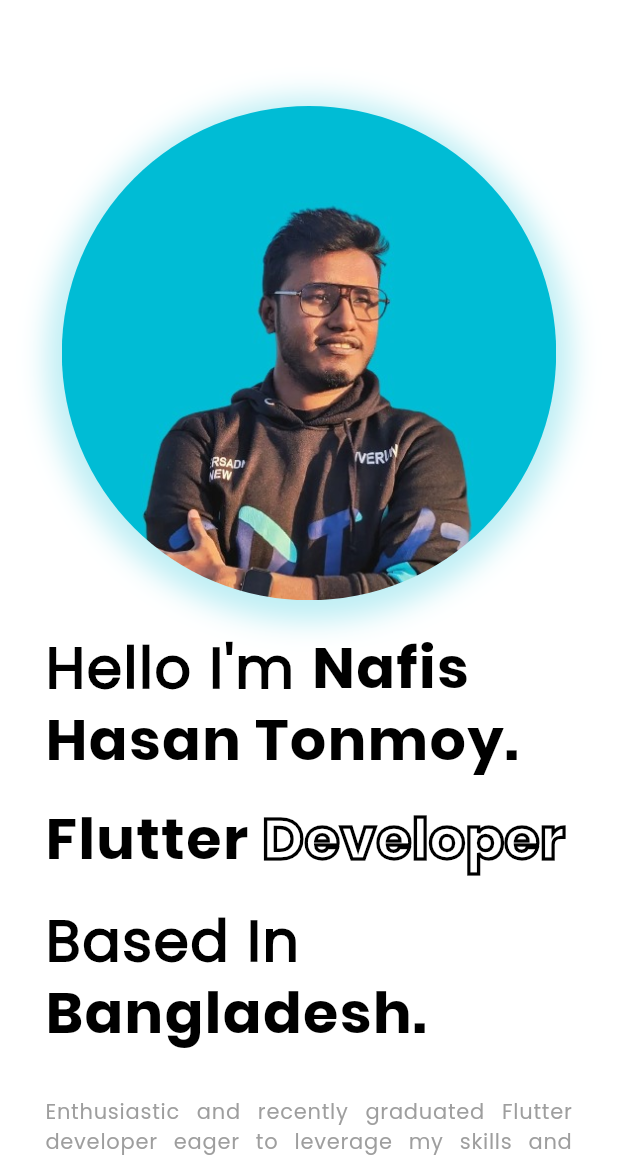
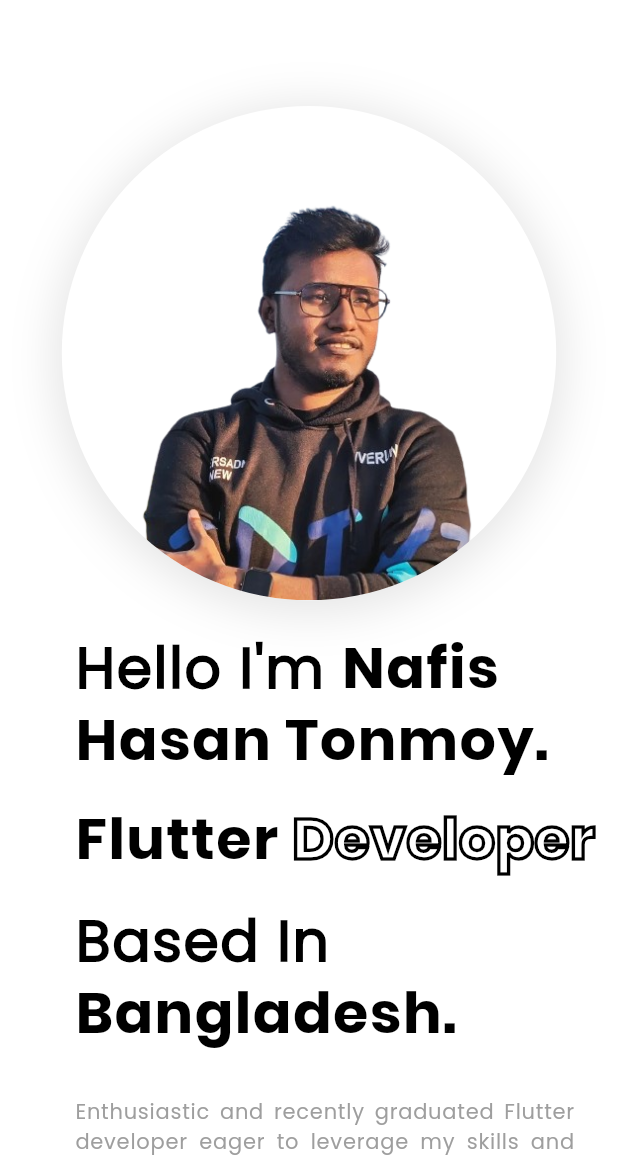
Before and after one commit to Nafis71/portfolio, a Flutter app: the screen it shows after launch, on a phone screen of 412 x 824 dp, the part 75-1236 px from its top. Run offline on Flutter 3.47's test engine with Material 3 defaults, Android fonts, the phone set to English and light mode, and no system bars; drawn by our look-alikes of widget_and_text_animator; our stand-ins replace animated_background, flutter_carousel_widget, flutter_svg, gap, lottie, responsive_framework and 1 more; missing offline and left inert: dart:ui_web.

Commit message:
-animation fix

```diff
--- a/lib/utils/assets.dart
+++ b/lib/utils/assets.dart
@@ -2,7 +2,7 @@
   static const String basePath = "assets";
   static const String imagePath = "$basePath/images";
   static const String iconPath = "$basePath/icons";
-  static const String profilePicture = "$imagePath/profilePicture.jpg";
+  static const String profilePicture = "$imagePath/profilePicture.png";
   static const String taskManagerPicture = "$imagePath/taskmanager.png";
   static const String weatherAppPicture = "$imagePath/weatherapp.png";
   static const String glideWebPicture = "$imagePath/glideweb.png";
--- a/lib/widgets/intro_widget.dart
+++ b/lib/widgets/intro_widget.dart
@@ -12,11 +12,11 @@
     return Column(
       crossAxisAlignment: CrossAxisAlignment.start,
       children: [
-        (ResponsiveBreakpoints.of(context).isDesktop) ? const Gap(70) : Gap(30),
+        (ResponsiveBreakpoints.of(context).isDesktop) ? const Gap(70) : const Gap(30),
         (!ResponsiveBreakpoints.of(context).isDesktop) ? const Center(child: ProfilePictureWidget(),) : const SizedBox.shrink(),
         Row(
           children: [
-            (ResponsiveBreakpoints.of(context).isDesktop) ? const Gap(100) : const Gap(30),
+            (ResponsiveBreakpoints.of(context).isDesktop) ? const Gap(100) : const Gap(50),
             Expanded(
               flex: 2,
               child: Column(
--- a/lib/widgets/profile_picture_widget.dart
+++ b/lib/widgets/profile_picture_widget.dart
@@ -11,19 +11,20 @@
   Widget build(BuildContext context) {
     return WidgetAnimator(
       incomingEffect: WidgetTransitionEffects.incomingSlideInFromRight(duration: const Duration(seconds: 4)),
-      atRestEffect: WidgetRestingEffects.bounce(),
+      atRestEffect: WidgetRestingEffects.fidget(duration: const Duration(seconds: 4)),
       child: Container(
         height:  MediaQuery.of(context).size.height * 0.45,
         width: ResponsiveBreakpoints.of(context).isDesktop ? MediaQuery.of(context).size.width * 0.45 : MediaQuery.of(context).size.width * 0.8,
         decoration: BoxDecoration(
           shape: BoxShape.circle,
+          color: Colors.white,
           image: const DecorationImage(
               image: AssetImage(Assets.profilePicture)),
           boxShadow: [
             BoxShadow(
-              color: Colors.cyan.withOpacity(0.25),
-              spreadRadius: 10,
-              blurRadius: 15,
+              color: Colors.black.withOpacity(0.1),
+              spreadRadius: 5,
+              blurRadius: 25,
               offset: const Offset(0, 4),
             )
           ],
--- a/lib/widgets/social_cards_widget.dart
+++ b/lib/widgets/social_cards_widget.dart
@@ -24,6 +24,7 @@
               incomingEffect: WidgetTransitionEffects.incomingScaleUp(
                   duration: const Duration(seconds: 3),
                   delay: const Duration(seconds: 2)),
+              atRestEffect: WidgetRestingEffects.size(numberOfPlays: 1),
               child: Consumer<PortfolioViewModel>(
                 builder: (_, viewModel, __) {
                   return ListView.separated(
```
Also changed, not shown: assets/images/profilePicture.jpg (deleted), assets/images/profilePicture.png (added).
